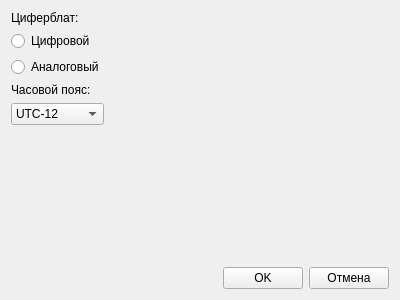
Qt form Ui/ClockSettingsUi.ui (m-i-h-v/QT-Project) before a commit.
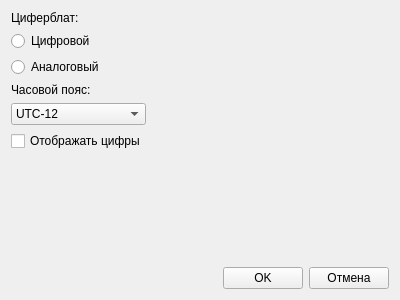
The same form after that commit.

```diff
--- a/Ui/ClockSettingsUi.ui
+++ b/Ui/ClockSettingsUi.ui
@@ -242,6 +242,13 @@
        </item>
       </widget>
      </item>
+     <item>
+      <widget class="QCheckBox" name="NumbersAreNeededCheckBox">
+       <property name="text">
+        <string>Отображать цифры</string>
+       </property>
+      </widget>
+     </item>
      <item>
       <spacer name="verticalSpacer">
        <property name="orientation">
```
Left out of the diff: 27 changed lines with no effect on the pictures.
